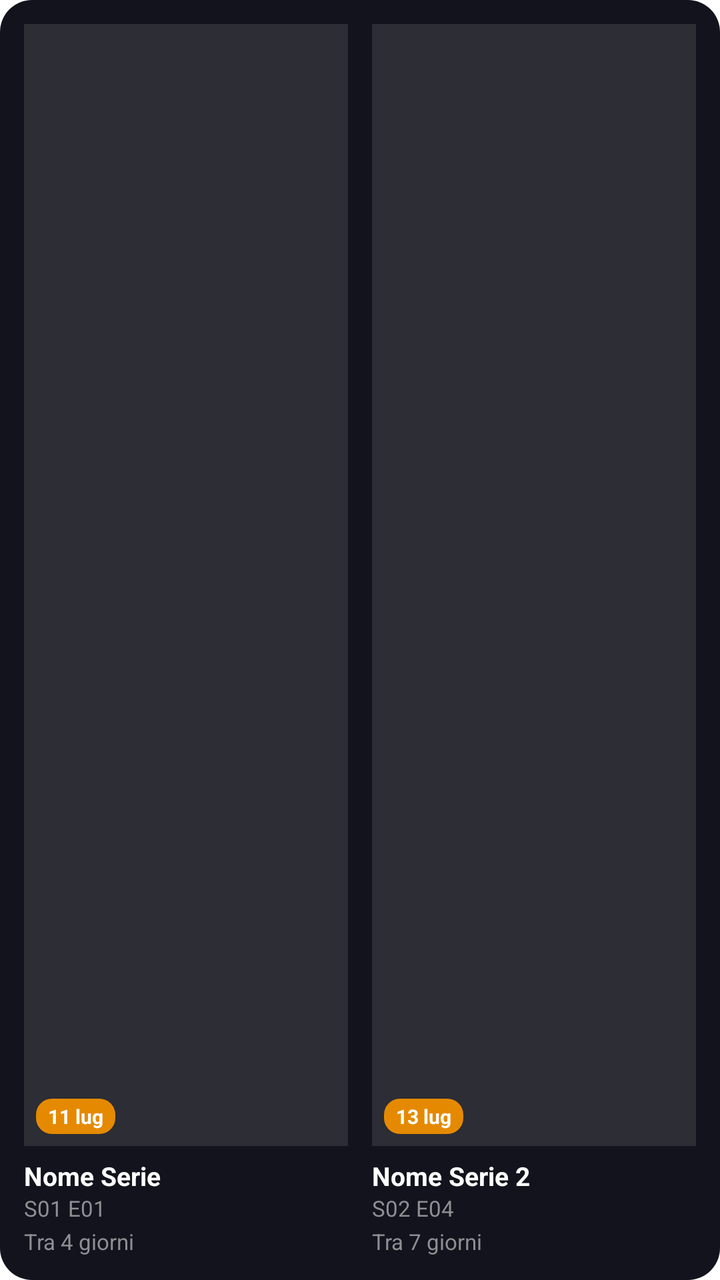
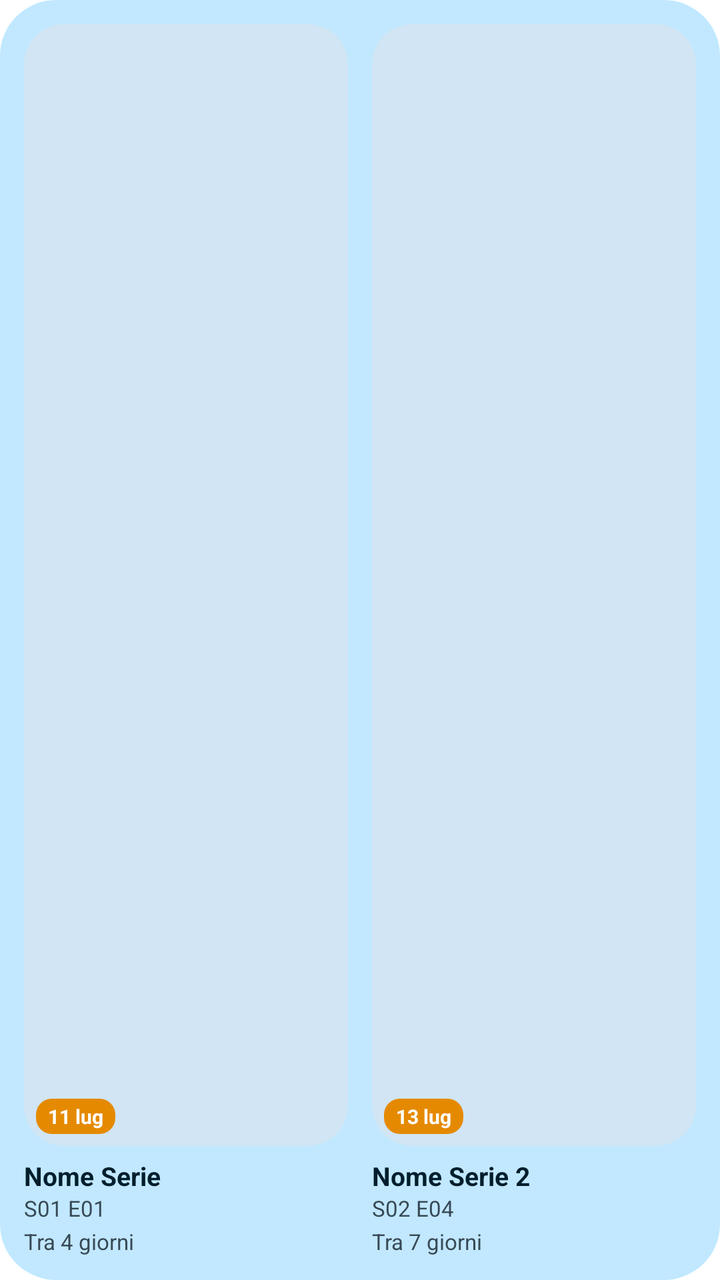

The first picture is an Android layout as it rendered before a commit; the second is the same layout after the commit. The layout source and the unified diff follow.
<!-- AndroidManifest.xml: fallback theme Theme.MaterialComponents.DayNight.NoActionBar -->
<!-- res/layout/widget_prossimamente.xml -->
<?xml version="1.0" encoding="utf-8"?>
<LinearLayout xmlns:android="http://schemas.android.com/apk/res/android"
    android:id="@+id/widget_root"
    android:layout_width="match_parent"
    android:layout_height="match_parent"
    android:orientation="horizontal"
    android:background="@drawable/widget_rounded_bg"
    android:padding="12dp"
    android:baselineAligned="false">

    
    <LinearLayout
        android:id="@+id/card_1"
        android:layout_width="0dp"
        android:layout_height="match_parent"
        android:layout_weight="1"
        android:orientation="vertical"
        android:layout_marginEnd="6dp">

        <FrameLayout
            android:layout_width="match_parent"
            android:layout_height="0dp"
            android:layout_weight="1">
            
            <ImageView
                android:id="@+id/img_poster_1"
                android:layout_width="match_parent"
                android:layout_height="match_parent"
                android:scaleType="centerCrop"
                android:background="#2C2D35"/> 

            <TextView
                android:id="@+id/tv_date_1"
                android:layout_width="wrap_content"
                android:layout_height="wrap_content"
                android:layout_gravity="bottom|start"
                android:layout_margin="6dp"
                android:background="@drawable/badge_rounded"
                android:paddingHorizontal="6dp"
                android:paddingVertical="2dp"
                android:text="11 lug"
                android:textColor="@color/widget_text_primary"
                android:textSize="10sp"
                android:textStyle="bold" />
        </FrameLayout>

        <TextView
            android:id="@+id/tv_title_1"
            android:layout_width="match_parent"
            android:layout_height="wrap_content"
            android:layout_marginTop="6dp"
            android:ellipsize="end"
            android:maxLines="1"
            android:text="Nome Serie"
            android:textColor="@color/widget_text_primary"
            android:textSize="13sp"
            android:textStyle="bold" />

        <LinearLayout
            android:layout_width="match_parent"
            android:layout_height="wrap_content"
            android:orientation="horizontal">
            <TextView
                android:id="@+id/tv_se_1"
                android:layout_width="wrap_content"
                android:layout_height="wrap_content"
                android:text="S01 E01"
                android:textColor="@color/widget_text_secondary"
                android:textSize="11sp" />
        </LinearLayout>

        <TextView
            android:id="@+id/tv_countdown_1"
            android:layout_width="match_parent"
            android:layout_height="wrap_content"
            android:text="Tra 4 giorni"
            android:textColor="@color/widget_text_secondary"
            android:textSize="11sp"
            android:layout_marginTop="2dp"/>
    </LinearLayout>

    
    <LinearLayout
        android:id="@+id/card_2"
        android:layout_width="0dp"
        android:layout_height="match_parent"
        android:layout_weight="1"
        android:orientation="vertical"
        android:layout_marginStart="6dp">

        <FrameLayout
            android:layout_width="match_parent"
            android:layout_height="0dp"
            android:layout_weight="1">
            
            <ImageView
                android:id="@+id/img_poster_2"
                android:layout_width="match_parent"
                android:layout_height="match_parent"
                android:scaleType="centerCrop"
                android:background="#2C2D35"/>

            <TextView
                android:id="@+id/tv_date_2"
                android:layout_width="wrap_content"
                android:layout_height="wrap_content"
                android:layout_gravity="bottom|start"
                android:layout_margin="6dp"
                android:background="@drawable/badge_rounded"
                android:paddingHorizontal="6dp"
                android:paddingVertical="2dp"
                android:text="13 lug"
                android:textColor="@color/widget_text_primary"
                android:textSize="10sp"
                android:textStyle="bold" />
        </FrameLayout>

        <TextView
            android:id="@+id/tv_title_2"
            android:layout_width="match_parent"
            android:layout_height="wrap_content"
            android:layout_marginTop="6dp"
            android:ellipsize="end"
            android:maxLines="1"
            android:text="Nome Serie 2"
            android:textColor="@color/widget_text_primary"
            android:textSize="13sp"
            android:textStyle="bold" />

        <LinearLayout
            android:layout_width="match_parent"
            android:layout_height="wrap_content"
            android:orientation="horizontal">
            <TextView
                android:id="@+id/tv_se_2"
                android:layout_width="wrap_content"
                android:layout_height="wrap_content"
                android:text="S02 E04"
                android:textColor="@color/widget_text_secondary"
                android:textSize="11sp" />
        </LinearLayout>

        <TextView
            android:id="@+id/tv_countdown_2"
            android:layout_width="match_parent"
            android:layout_height="wrap_content"
            android:text="Tra 7 giorni"
            android:textColor="@color/widget_text_secondary"
            android:textSize="11sp"
            android:layout_marginTop="2dp"/>
    </LinearLayout>
</LinearLayout>
<!-- resources referenced by this layout -->
<resources>
  <color name="widget_text_primary">#FFFFFF</color>
  <color name="widget_text_secondary">#8E8E93</color>
  <!-- drawable badge_rounded (drawable) -->
  <?xml version="1.0" encoding="utf-8"?>
  <shape xmlns:android="http://schemas.android.com/apk/res/android"
      android:shape="rectangle">
      <solid android:color="@color/widget_badge_bg" />
      <corners android:radius="8dp" />
  </shape>
  <!-- drawable widget_rounded_bg (drawable) -->
  <?xml version="1.0" encoding="utf-8"?>
  <shape xmlns:android="http://schemas.android.com/apk/res/android"
      android:shape="rectangle">
      <solid android:color="@color/widget_background" />
      <corners android:radius="16dp" />
  </shape>
  <color name="widget_badge_bg">#E58A00</color>
  <color name="widget_background">#12131C</color>
</resources>

<!-- the commit's change to res/layout/widget_prossimamente.xml (unified diff, before → after) -->
@@ -4,7 +4,7 @@
     android:layout_width="match_parent"
     android:layout_height="match_parent"
     android:orientation="horizontal"
-    android:background="@drawable/widget_rounded_bg"
+    android:background="@drawable/widget_upcoming_bg"
     android:padding="12dp"
     android:baselineAligned="false">
 
@@ -27,7 +27,8 @@
                 android:layout_width="match_parent"
                 android:layout_height="match_parent"
                 android:scaleType="centerCrop"
-                android:background="#2C2D35"/> 
+                android:background="@drawable/widget_upcoming_poster_bg"
+                android:clipToOutline="true"/>
 
             <TextView
                 android:id="@+id/tv_date_1"
@@ -52,7 +53,7 @@
             android:ellipsize="end"
             android:maxLines="1"
             android:text="Nome Serie"
-            android:textColor="@color/widget_text_primary"
+            android:textColor="@color/upcoming_widget_text_primary"
             android:textSize="13sp"
             android:textStyle="bold" />
 
@@ -65,7 +66,7 @@
                 android:layout_width="wrap_content"
                 android:layout_height="wrap_content"
                 android:text="S01 E01"
-                android:textColor="@color/widget_text_secondary"
+                android:textColor="@color/upcoming_widget_text_secondary"
                 android:textSize="11sp" />
         </LinearLayout>
 
@@ -74,7 +75,7 @@
             android:layout_width="match_parent"
             android:layout_height="wrap_content"
             android:text="Tra 4 giorni"
-            android:textColor="@color/widget_text_secondary"
+            android:textColor="@color/upcoming_widget_text_secondary"
             android:textSize="11sp"
             android:layout_marginTop="2dp"/>
     </LinearLayout>
@@ -98,7 +99,8 @@
                 android:layout_width="match_parent"
                 android:layout_height="match_parent"
                 android:scaleType="centerCrop"
-                android:background="#2C2D35"/>
+                android:background="@drawable/widget_upcoming_poster_bg"
+                android:clipToOutline="true"/>
 
             <TextView
                 android:id="@+id/tv_date_2"
@@ -123,7 +125,7 @@
             android:ellipsize="end"
             android:maxLines="1"
             android:text="Nome Serie 2"
-            android:textColor="@color/widget_text_primary"
+            android:textColor="@color/upcoming_widget_text_primary"
             android:textSize="13sp"
             android:textStyle="bold" />
 
@@ -136,7 +138,7 @@
                 android:layout_width="wrap_content"
                 android:layout_height="wrap_content"
                 android:text="S02 E04"
-                android:textColor="@color/widget_text_secondary"
+                android:textColor="@color/upcoming_widget_text_secondary"
                 android:textSize="11sp" />
         </LinearLayout>
 
@@ -145,7 +147,7 @@
             android:layout_width="match_parent"
             android:layout_height="wrap_content"
             android:text="Tra 7 giorni"
-            android:textColor="@color/widget_text_secondary"
+            android:textColor="@color/upcoming_widget_text_secondary"
             android:textSize="11sp"
             android:layout_marginTop="2dp"/>
     </LinearLayout>
<!-- resource entries referenced after the edit -->
@@ -1,7 +1,8 @@
 <!-- resources referenced by this layout -->
 <resources>
+  <color name="upcoming_widget_text_primary">#1B1B21</color>
+  <color name="upcoming_widget_text_secondary">#5E5E6A</color>
   <color name="widget_text_primary">#FFFFFF</color>
-  <color name="widget_text_secondary">#8E8E93</color>
   <!-- drawable badge_rounded (drawable) -->
   <?xml version="1.0" encoding="utf-8"?>
   <shape xmlns:android="http://schemas.android.com/apk/res/android"
@@ -9,14 +10,24 @@
       <solid android:color="@color/widget_badge_bg" />
       <corners android:radius="8dp" />
   </shape>
-  <!-- drawable widget_rounded_bg (drawable) -->
+  <!-- drawable widget_upcoming_bg (drawable) -->
   <?xml version="1.0" encoding="utf-8"?>
   <shape xmlns:android="http://schemas.android.com/apk/res/android"
       android:shape="rectangle">
-      <solid android:color="@color/widget_background" />
-      <corners android:radius="16dp" />
+      <solid android:color="@color/upcoming_widget_bg" />
+      <corners android:radius="@dimen/upcoming_widget_radius" />
+  </shape>
+  <!-- drawable widget_upcoming_poster_bg (drawable) -->
+  <?xml version="1.0" encoding="utf-8"?>
+  <shape xmlns:android="http://schemas.android.com/apk/res/android"
+      android:shape="rectangle">
+      <solid android:color="@color/upcoming_widget_placeholder" />
+      <corners android:radius="@dimen/upcoming_widget_inner_radius" />
   </shape>
   <color name="widget_badge_bg">#E58A00</color>
-  <color name="widget_background">#12131C</color>
+  <color name="upcoming_widget_bg">#F4F4F8</color>
+  <dimen name="upcoming_widget_radius">16dp</dimen>
+  <color name="upcoming_widget_placeholder">#E1E1E8</color>
+  <dimen name="upcoming_widget_inner_radius">10dp</dimen>
 </resources>
 
